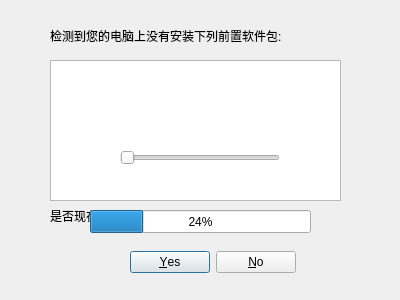
Above: src/guide_software/dependencyinstaller.ui from creeper12356/guide_software before the change. Below: the same form after it.
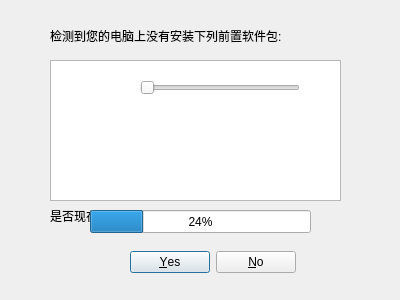
That is the form after the change.

Commit message: finish DependencyInstaller. solve GUI freezing issue.

Patch:
```diff
--- a/src/guide_software/dependencyinstaller.ui
+++ b/src/guide_software/dependencyinstaller.ui
@@ -90,8 +90,8 @@
   <widget class="QSlider" name="horizontalSlider">
    <property name="geometry">
     <rect>
-     <x>120</x>
-     <y>150</y>
+     <x>140</x>
+     <y>80</y>
      <width>160</width>
      <height>16</height>
     </rect>
```
The commit also changes 5 other files.
